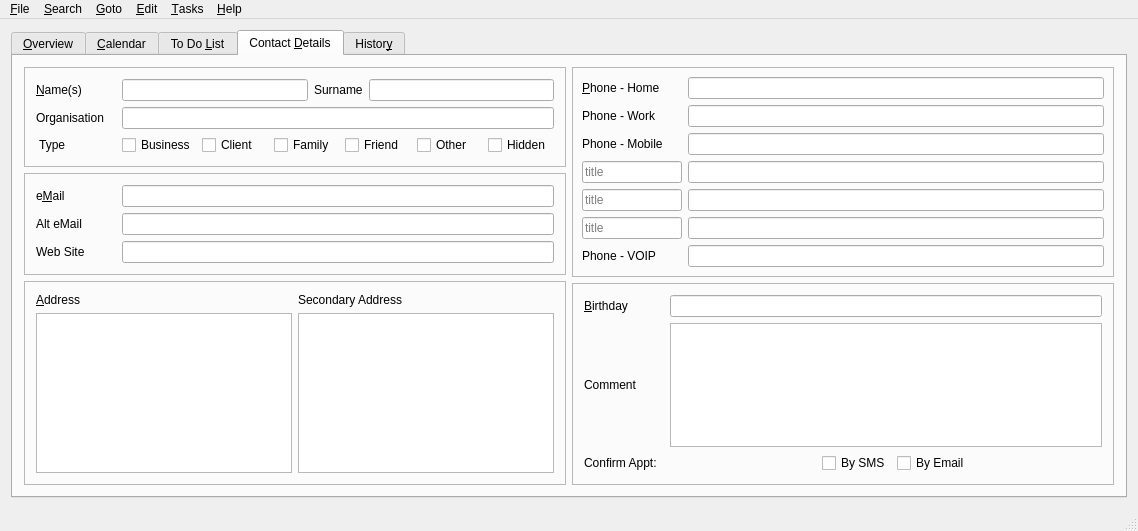
Above: mainwindow.ui from trumpton/ContactManager before the change. Below: the same form after it.
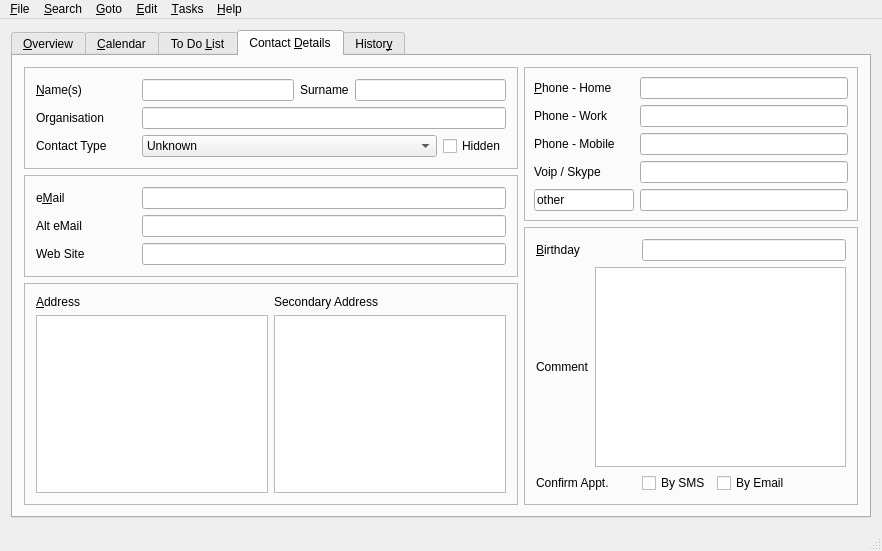
That is the form after the change. The open tabs and pages were chosen to show the change. Icons and pictures are not drawn. Custom widgets are drawn as their Qt base class.

Commit message: reverted to old mainwindow.ui

The edit to the form file:
```diff
--- a/mainwindow.ui
+++ b/mainwindow.ui
@@ -9,8 +9,8 @@
    <rect>
     <x>0</x>
     <y>0</y>
-    <width>1138</width>
-    <height>531</height>
+    <width>882</width>
+    <height>551</height>
    </rect>
   </property>
   <property name="sizePolicy">
@@ -21,7 +21,7 @@
   </property>
   <property name="minimumSize">
    <size>
-    <width>1000</width>
+    <width>882</width>
     <height>531</height>
    </size>
   </property>
@@ -234,7 +234,7 @@
            <widget class="QFrame" name="NamesFrame">
             <property name="maximumSize">
              <size>
-              <width>16777215</width>
+              <width>500</width>
               <height>16777215</height>
              </size>
             </property>
@@ -251,16 +251,10 @@
                 <widget class="QLabel" name="labelNames">
                  <property name="minimumSize">
                   <size>
-                   <width>80</width>
+                   <width>100</width>
                    <height>0</height>
                   </size>
                  </property>
-                 <property name="maximumSize">
-                  <size>
-                   <width>80</width>
-                   <height>16777215</height>
-                  </size>
-                 </property>
                  <property name="text">
                   <string>&lt;u&gt;N&lt;/u&gt;ame(s)</string>
                  </property>
@@ -298,16 +292,10 @@
                 <widget class="QLabel" name="labelOrganisation">
                  <property name="minimumSize">
                   <size>
-                   <width>80</width>
+                   <width>100</width>
                    <height>0</height>
                   </size>
                  </property>
-                 <property name="maximumSize">
-                  <size>
-                   <width>80</width>
-                   <height>16777215</height>
-                  </size>
-                 </property>
                  <property name="text">
                   <string>Organisation</string>
                  </property>
@@ -328,66 +316,56 @@
                 <widget class="QLabel" name="labelContactType">
                  <property name="minimumSize">
                   <size>
-                   <width>80</width>
+                   <width>100</width>
                    <height>0</height>
                   </size>
                  </property>
-                 <property name="maximumSize">
-                  <size>
-                   <width>80</width>
-                   <height>16777215</height>
-                  </size>
-                 </property>
                  <property name="text">
-                  <string> Type</string>
+                  <string>Contact Type</string>
                  </property>
                 </widget>
                </item>
                <item>
-                <widget class="QCheckBox" name="checkBusiness">
-                 <property name="accessibleName">
-                  <string>Business</string>
+                <widget class="QComboBox" name="comboBoxContactType">
+                 <property name="sizePolicy">
+                  <sizepolicy hsizetype="Expanding" vsizetype="Fixed">
+                   <horstretch>0</horstretch>
+                   <verstretch>0</verstretch>
+                  </sizepolicy>
                  </property>
-                 <property name="text">
-                  <string>Business</string>
-                 </property>
-                </widget>
-               </item>
-               <item>
-                <widget class="QCheckBox" name="checkClient">
                  <property name="accessibleName">
                   <string>Client</string>
                  </property>
-                 <property name="text">
-                  <string>Client</string>
-                 </property>
-                </widget>
-               </item>
-               <item>
-                <widget class="QCheckBox" name="checkFamily">
-                 <property name="accessibleName">
-                  <string>Family</string>
-                 </property>
-                 <property name="text">
-                  <string>Family</string>
-                 </property>
-                </widget>
-               </item>
-               <item>
-                <widget class="QCheckBox" name="checkFriend">
-                 <property name="accessibleName">
-                  <string>Friend</string>
-                 </property>
-                 <property name="text">
-                  <string>Friend</string>
-                 </property>
-                </widget>
-               </item>
-               <item>
-                <widget class="QCheckBox" name="checkOther">
-                 <property name="text">
-                  <string>Other</string>
-                 </property>
+                 <item>
+                  <property name="text">
+                   <string>Unknown</string>
+                  </property>
+                 </item>
+                 <item>
+                  <property name="text">
+                   <string>Business</string>
+                  </property>
+                 </item>
+                 <item>
+                  <property name="text">
+                   <string>Client</string>
+                  </property>
+                 </item>
+                 <item>
+                  <property name="text">
+                   <string>Family</string>
+                  </property>
+                 </item>
+                 <item>
+                  <property name="text">
+                   <string>Friend</string>
+                  </property>
+                 </item>
+                 <item>
+                  <property name="text">
+                   <string>Other</string>
+                  </property>
+                 </item>
                 </widget>
                </item>
                <item>
@@ -418,7 +396,7 @@
            <widget class="QFrame" name="frame_3">
             <property name="maximumSize">
              <size>
-              <width>16777215</width>
+              <width>500</width>
               <height>16777215</height>
              </size>
             </property>
@@ -435,16 +413,10 @@
                 <widget class="QLabel" name="label">
                  <property name="minimumSize">
                   <size>
-                   <width>80</width>
+                   <width>100</width>
                    <height>0</height>
                   </size>
                  </property>
-                 <property name="maximumSize">
-                  <size>
-                   <width>80</width>
-                   <height>16777215</height>
-                  </size>
-                 </property>
                  <property name="font">
                   <font>
                    <underline>false</underline>
@@ -479,16 +451,10 @@
                 <widget class="QLabel" name="LabelAltEmail">
                  <property name="minimumSize">
                   <size>
-                   <width>80</width>
+                   <width>100</width>
                    <height>0</height>
                   </size>
                  </property>
-                 <property name="maximumSize">
-                  <size>
-                   <width>80</width>
-                   <height>16777215</height>
-                  </size>
-                 </property>
                  <property name="text">
                   <string>Alt eMail</string>
                  </property>
@@ -509,16 +475,10 @@
                 <widget class="QLabel" name="labelWebSite">
                  <property name="minimumSize">
                   <size>
-                   <width>80</width>
+                   <width>100</width>
                    <height>0</height>
                   </size>
                  </property>
-                 <property name="maximumSize">
-                  <size>
-                   <width>80</width>
-                   <height>16777215</height>
-                  </size>
-                 </property>
                  <property name="text">
                   <string>Web Site</string>
                  </property>
@@ -540,7 +500,7 @@
            <widget class="QFrame" name="frame">
             <property name="maximumSize">
              <size>
-              <width>16777215</width>
+              <width>500</width>
               <height>16777215</height>
              </size>
             </property>
@@ -747,79 +707,7 @@
                <item>
                 <widget class="SafeLineEdit" name="editMobile">
                  <property name="accessibleName">
-                  <string>Mobile Phone Number</string>
-                 </property>
-                </widget>
-               </item>
-              </layout>
-             </item>
-             <item>
-              <layout class="QHBoxLayout" name="horizontalLayout_21">
-               <item>
-                <widget class="SafeLineEdit" name="edit2Title">
-                 <property name="minimumSize">
-                  <size>
-                   <width>100</width>
-                   <height>0</height>
-                  </size>
-                 </property>
-                 <property name="maximumSize">
-                  <size>
-                   <width>100</width>
-                   <height>16777215</height>
-                  </size>
-                 </property>
-                 <property name="accessibleName">
-                  <string>First Custom Phone Title</string>
-                 </property>
-                 <property name="text">
-                  <string/>
-                 </property>
-                 <property name="placeholderText">
-                  <string>title</string>
-                 </property>
-                </widget>
-               </item>
-               <item>
-                <widget class="SafeLineEdit" name="edit2">
-                 <property name="accessibleName">
-                  <string>First Custom Phone Number</string>
-                 </property>
-                </widget>
-               </item>
-              </layout>
-             </item>
-             <item>
-              <layout class="QHBoxLayout" name="horizontalLayout_23">
-               <property name="topMargin">
-                <number>0</number>
-               </property>
-               <item>
-                <widget class="SafeLineEdit" name="edit3Title">
-                 <property name="minimumSize">
-                  <size>
-                   <width>100</width>
-                   <height>0</height>
-                  </size>
-                 </property>
-                 <property name="maximumSize">
-                  <size>
-                   <width>100</width>
-                   <height>16777215</height>
-                  </size>
-                 </property>
-                 <property name="accessibleName">
-                  <string>Second Custom Phone Title</string>
-                 </property>
-                 <property name="placeholderText">
-                  <string>title</string>
-                 </property>
-                </widget>
-               </item>
-               <item>
-                <widget class="SafeLineEdit" name="edit3">
-                 <property name="accessibleName">
-                  <string>Second Custom Phone Number</string>
+                  <string>Mobile Phone</string>
                  </property>
                 </widget>
                </item>
@@ -828,7 +716,7 @@
              <item>
               <layout class="QHBoxLayout" name="horizontalLayout_20">
                <item>
-                <widget class="SafeLineEdit" name="edit4Title">
+                <widget class="QLabel" name="LabelVoip">
                  <property name="minimumSize">
                   <size>
                    <width>100</width>
@@ -841,45 +729,48 @@
                    <height>16777215</height>
                   </size>
                  </property>
-                 <property name="accessibleName">
-                  <string>Third Custom Phone Title</string>
-                 </property>
-                 <property name="placeholderText">
-                  <string>title</string>
-                 </property>
-                </widget>
-               </item>
-               <item>
-                <widget class="SafeLineEdit" name="edit4">
-                 <property name="accessibleName">
-                  <string>Third Custom Phone Number</string>
-                 </property>
-                </widget>
-               </item>
-              </layout>
-             </item>
-             <item>
-              <layout class="QHBoxLayout" name="horizontalLayout_24">
-               <property name="topMargin">
-                <number>0</number>
-               </property>
-               <item>
-                <widget class="QLabel" name="label_2">
-                 <property name="minimumSize">
-                  <size>
-                   <width>100</width>
-                   <height>0</height>
-                  </size>
-                 </property>
                  <property name="text">
-                  <string>Phone - VOIP</string>
+                  <string>Voip / Skype</string>
                  </property>
                 </widget>
                </item>
                <item>
                 <widget class="SafeLineEdit" name="editVoip">
                  <property name="accessibleName">
-                  <string>VOIP Address</string>
+                  <string>VOIP Phone</string>
+                 </property>
+                </widget>
+               </item>
+              </layout>
+             </item>
+             <item>
+              <layout class="QHBoxLayout" name="horizontalLayout_21">
+               <item>
+                <widget class="SafeLineEdit" name="editHome2Title">
+                 <property name="minimumSize">
+                  <size>
+                   <width>100</width>
+                   <height>0</height>
+                  </size>
+                 </property>
+                 <property name="maximumSize">
+                  <size>
+                   <width>100</width>
+                   <height>16777215</height>
+                  </size>
+                 </property>
+                 <property name="accessibleName">
+                  <string>Other Phone Title</string>
+                 </property>
+                 <property name="text">
+                  <string>other</string>
+                 </property>
+                </widget>
+               </item>
+               <item>
+                <widget class="SafeLineEdit" name="editHome2">
+                 <property name="accessibleName">
+                  <string>Other Phone</string>
                  </property>
                 </widget>
                </item>
@@ -903,16 +794,10 @@
                 <widget class="QLabel" name="labelBirthday">
                  <property name="minimumSize">
                   <size>
-                   <width>80</width>
+                   <width>100</width>
                    <height>0</height>
                   </size>
                  </property>
-                 <property name="maximumSize">
-                  <size>
-                   <width>80</width>
-                   <height>16777215</height>
-                  </size>
-                 </property>
                  <property name="text">
                   <string>&lt;u&gt;B&lt;/u&gt;irthday</string>
                  </property>
@@ -934,18 +819,6 @@
               <layout class="QHBoxLayout" name="horizontalLayout_15">
                <item>
                 <widget class="QLabel" name="labelComment">
-                 <property name="minimumSize">
-                  <size>
-                   <width>80</width>
-                   <height>0</height>
-                  </size>
-                 </property>
-                 <property name="maximumSize">
-                  <size>
-                   <width>80</width>
-                   <height>16777215</height>
-                  </size>
-                 </property>
                  <property name="text">
                   <string>Comment</string>
                  </property>
@@ -974,23 +847,10 @@
                   </size>
                  </property>
                  <property name="text">
-                  <string>Confirm Appt:</string>
+                  <string>Confirm Appt.</string>
                  </property>
                 </widget>
                </item>
-               <item>
-                <spacer name="horizontalSpacer_2">
-                 <property name="orientation">
-                  <enum>Qt::Horizontal</enum>
-                 </property>
-                 <property name="sizeHint" stdset="0">
-                  <size>
-                   <width>40</width>
-                   <height>20</height>
-                  </size>
-                 </property>
-                </spacer>
-               </item>
                <item>
                 <widget class="QCheckBox" name="checkTextMe">
                  <property name="accessibleName">
@@ -1065,8 +925,8 @@
     <rect>
      <x>0</x>
      <y>0</y>
-     <width>1138</width>
-     <height>21</height>
+     <width>882</width>
+     <height>23</height>
     </rect>
    </property>
    <widget class="QMenu" name="menu_Goto">
@@ -1549,16 +1409,16 @@
  </widget>
  <layoutdefault spacing="6" margin="11"/>
  <customwidgets>
+  <customwidget>
+   <class>SafeLineEdit</class>
+   <extends>QLineEdit</extends>
+   <header>../Lib/safelineedit.h</header>
+  </customwidget>
   <customwidget>
    <class>SafeTextEdit</class>
    <extends>QPlainTextEdit</extends>
    <header>../Lib/safetextedit.h</header>
   </customwidget>
-  <customwidget>
-   <class>SafeLineEdit</class>
-   <extends>QLineEdit</extends>
-   <header>../Lib/safelineedit.h</header>
-  </customwidget>
   <customwidget>
    <class>AccessibleDateTimeEdit</class>
    <extends>QLineEdit</extends>
```
Left out of the diff: 72 changed lines with no effect on the pictures. The commit also changes 2 other files.
